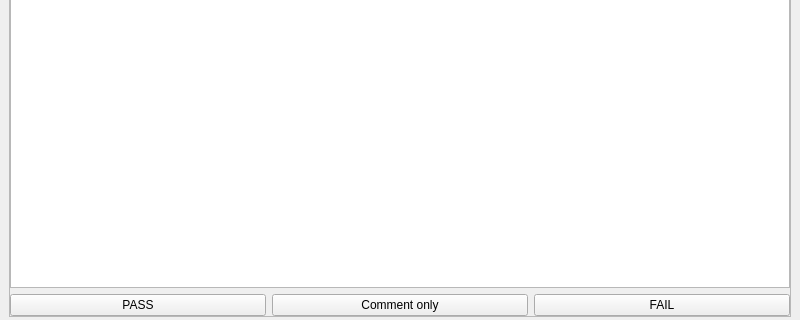
First picture: the form in src/vote.ui, repository achipa/keepitsimpletester, before the edit; both pictures show x 0 to 800 and y 280 to 600 of the 800 by 600 pixel window.
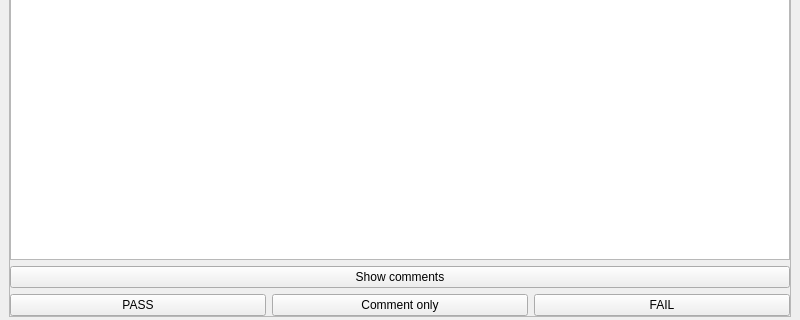
Second picture: the form after the edit. Icons and pictures are not drawn.

Commit message: comment posting works ! yay ! update functionality complete vote acts cleaner, has more progress feedback

```diff
--- a/src/vote.ui
+++ b/src/vote.ui
@@ -32,7 +32,7 @@
          <x>0</x>
          <y>0</y>
          <width>778</width>
-         <height>564</height>
+         <height>569</height>
         </rect>
        </property>
        <layout class="QVBoxLayout" name="verticalLayout_2">
@@ -123,6 +123,13 @@
         <item>
          <widget class="QTextEdit" name="textEdit"/>
         </item>
+        <item>
+         <widget class="QPushButton" name="showCommentsButton">
+          <property name="text">
+           <string>Show comments</string>
+          </property>
+         </widget>
+        </item>
         <item>
          <layout class="QHBoxLayout" name="horizontalLayout_2">
           <item>
```
Left out of the diff: 2 changed lines with no effect on the pictures. The commit also changes 4 other files.
